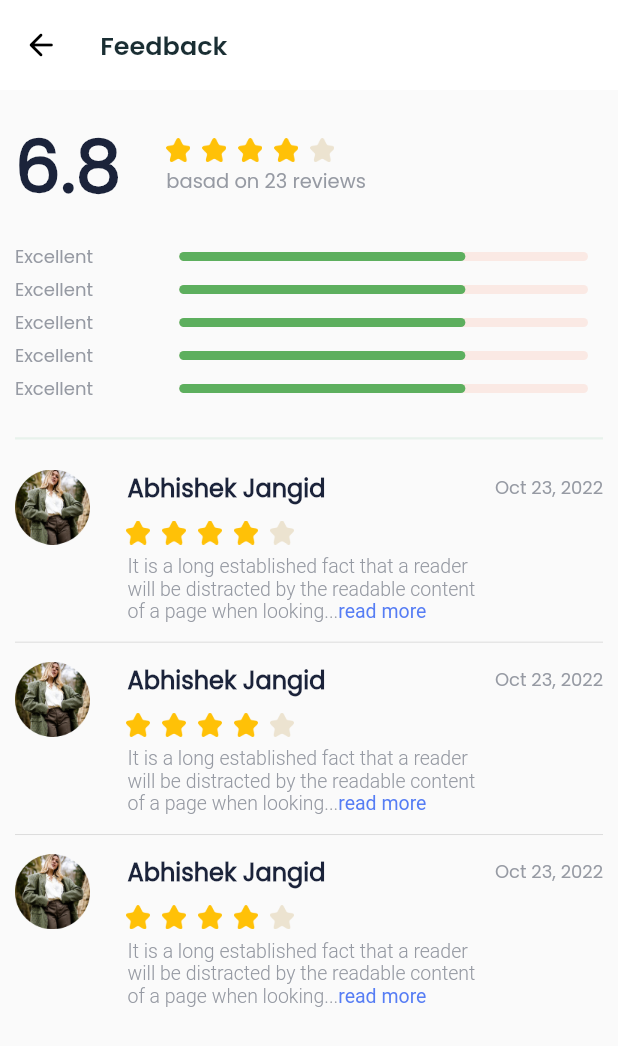
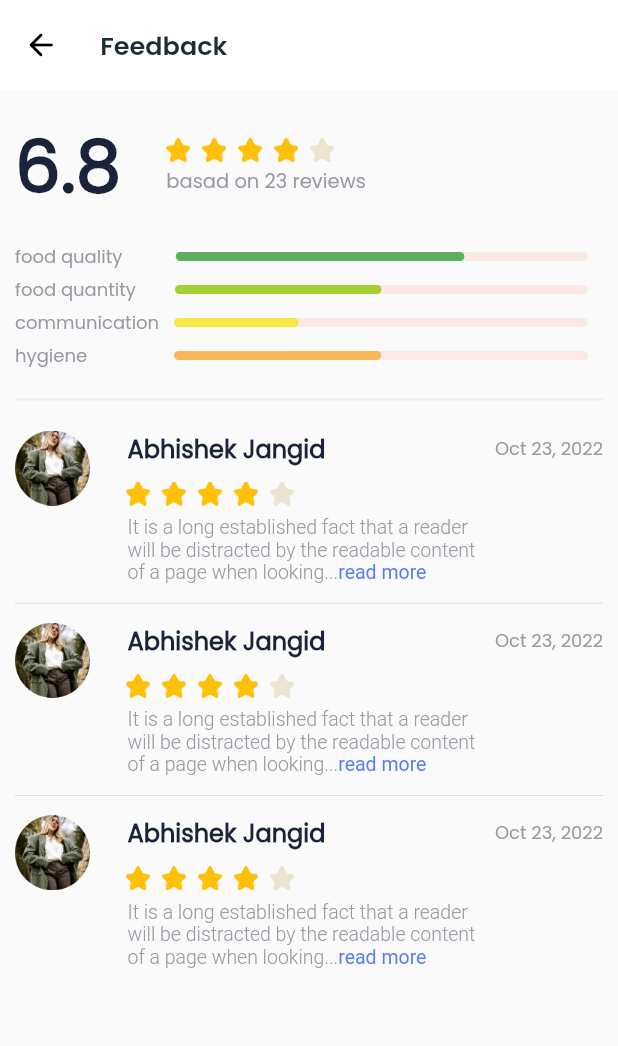
Before and after one commit to DevenAndroid/homemady, a Flutter app: the FeedBackScreen screen opened by its route, on a phone screen of 412 x 824 dp. Shown: the top 1046 px of the screen. Run offline on Flutter 3.47's test engine with Material 2 defaults, Android fonts, the phone set to English and light mode, and no system bars; drawn by our look-alikes of flutter_rating_bar, percent_indicator; our stand-ins replace convex_bottom_bar, dotted_line, file_picker, flutter_slidable, fluttertoast, form_field_validator and 10 more; missing offline and left inert: flutter_google_places_hoc081098, google_api_headers, google_maps_webservice, vertical_scrollable_tabview; accounts and stored records are empty.

Commit message:
18/07/23

```diff
--- a/lib/Screens/feedback_screen.dart
+++ b/lib/Screens/feedback_screen.dart
@@ -68,37 +68,150 @@ class _FeedBackScreenState extends State<FeedBackScreen> {
                  ],
                ),
                 addHeight(15),
-               ListView.builder(
-                 shrinkWrap: true,
-                 itemCount: 5,
-                 itemBuilder: (context, index) {
-                   return Column(
+            Column(
               children: [
                 Row(
                   mainAxisAlignment: MainAxisAlignment.spaceBetween,
                   children: [
-                           const Text('Excellent',style: TextStyle(
+                    const Text('food quality        ',style: TextStyle(
                       color: Color(0xFF969AA3),
                       fontSize: 12,
                       fontWeight: FontWeight.w400,
                     ),),
-                           LinearPercentIndicator(
+                    Expanded(
+                      child: LinearPercentIndicator(
                         lineHeight: 6.0,
                         barRadius: const Radius.circular(16),
                         backgroundColor: const Color(0xFFFAE9E4),
-                             width: AddSize.screenWidth*0.71,
                         animation: true,
                         progressColor: const Color(0xFF5DAF5E),
                         percent: 0.7,
                         animationDuration: 1200,
                       ),
+                    ),
                   ],
                 ),
                 addHeight(4),
+                Row(
+                  mainAxisAlignment: MainAxisAlignment.spaceBetween,
+                  children: [
+                    const Text('food quantity     ',style: TextStyle(
+                      color: Color(0xFF969AA3),
+                      fontSize: 12,
+                      fontWeight: FontWeight.w400,
+                    ),),
+                    Expanded(
+                      child: LinearPercentIndicator(
+                        lineHeight: 6.0,
+                        barRadius: const Radius.circular(16),
+                        backgroundColor: const Color(0xFFFAE9E4),
+                        animation: true,
+                        progressColor: const Color(0xFFA4D131),
+                        percent: 0.5,
+                        animationDuration: 1200,
+                      ),
+                    ),
                   ],
-                   );
-                 },
                 ),
+                addHeight(4),
+                Row(
+                  mainAxisAlignment: MainAxisAlignment.spaceBetween,
+                  children: [
+                    const Text('communication',style: TextStyle(
+                      color: Color(0xFF969AA3),
+                      fontSize: 12,
+                      fontWeight: FontWeight.w400,
+                    ),),
+                    Expanded(
+                      child: LinearPercentIndicator(
+                        lineHeight: 6.0,
+                        barRadius: const Radius.circular(16),
+                        backgroundColor: const Color(0xFFFAE9E4),
+                        // width: AddSize.screenWidth,
+                        animation: true,
+                        progressColor: const Color(0xFFF7E742),
+                        percent: 0.3,
+                        animationDuration: 1200,
+                      ),
+                    ),
+                  ],
+                ),
+                addHeight(4),
+                Row(
+                  mainAxisAlignment: MainAxisAlignment.spaceBetween,
+                  children: [
+                    const Text('hygiene               ',style: TextStyle(
+                      color: Color(0xFF969AA3),
+                      fontSize: 12,
+                      fontWeight: FontWeight.w400,
+                    ),),
+                    Expanded(
+                      child: LinearPercentIndicator(
+                        lineHeight: 6.0,
+                        barRadius: const Radius.circular(16),
+                        backgroundColor: const Color(0xFFFAE9E4),
+                        animation: true,
+                        progressColor: const Color(0xFFF8B859),
+                        percent: 0.5,
+                        animationDuration: 1200,
+                      ),
+                    ),
+                  ],
+                ),
+                // Row(
+                //   mainAxisAlignment: MainAxisAlignment.spaceBetween,
+                //   children: [
+                //     const Text('Delivery               ',style: TextStyle(
+                //       color: Color(0xFF969AA3),
+                //       fontSize: 12,
+                //       fontWeight: FontWeight.w400,
+                //     ),),
+                //     Expanded(
+                //       child: LinearPercentIndicator(
+                //         lineHeight: 6.0,
+                //         barRadius: const Radius.circular(16),
+                //         backgroundColor: const Color(0xFFFAE9E4),
+                //         animation: true,
+                //         progressColor: const Color(0xFFEE3D1C),
+                //         percent: 0.2,
+                //         animationDuration: 1200,
+                //       ),
+                //     ),
+                //   ],
+                // ),
+              ],
+            ),
+               // ListView.builder(
+               //   shrinkWrap: true,
+               //   itemCount: 5,
+               //   itemBuilder: (context, index) {
+               //     return Column(
+               //       children: [
+               //         Row(
+               //           mainAxisAlignment: MainAxisAlignment.spaceBetween,
+               //           children: [
+               //             const Text('Excellent',style: TextStyle(
+               //               color: Color(0xFF969AA3),
+               //               fontSize: 12,
+               //               fontWeight: FontWeight.w400,
+               //             ),),
+               //             LinearPercentIndicator(
+               //               lineHeight: 6.0,
+               //               barRadius: const Radius.circular(16),
+               //               backgroundColor: const Color(0xFFFAE9E4),
+               //               width: AddSize.screenWidth*0.71,
+               //               animation: true,
+               //               progressColor: const Color(0xFF5DAF5E),
+               //               percent: 0.7,
+               //               animationDuration: 1200,
+               //             ),
+               //           ],
+               //         ),
+               //         addHeight(4),
+               //       ],
+               //     );
+               //   },
+               // ),
               addHeight(20),
               const Divider(
                 height: 1,
```
Also changed, not shown: lib/Screens/login_screen.dart (+29 -10 lines), lib/Screens/onborading_screen.dart (+22 -18 lines). Lines whose indentation alone changed are shown as unchanged.
